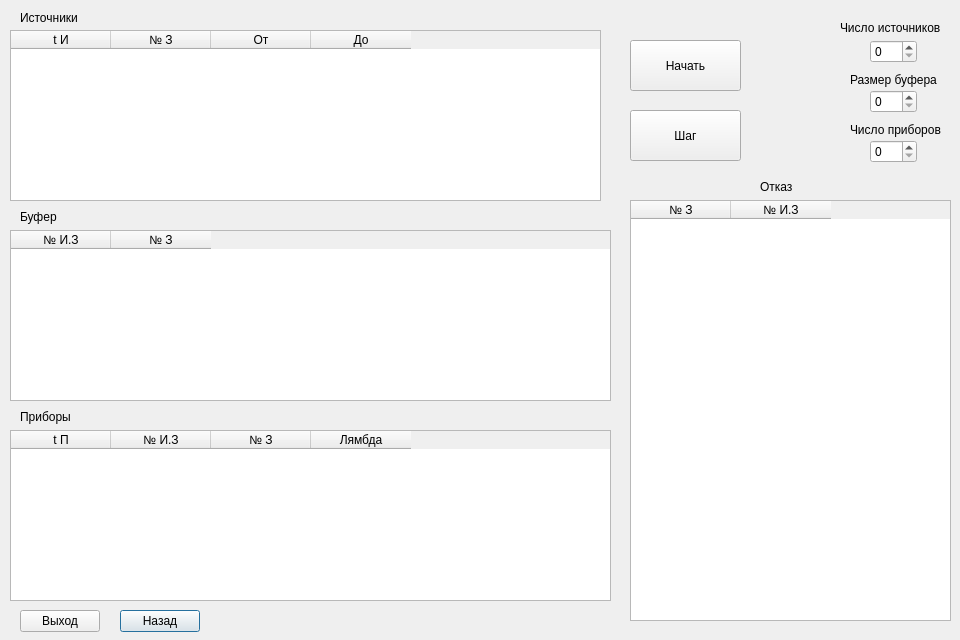
Before: the Qt Designer form modelcurrentstate.ui in rch9/QueueingSystem, drawn with Qt 5.
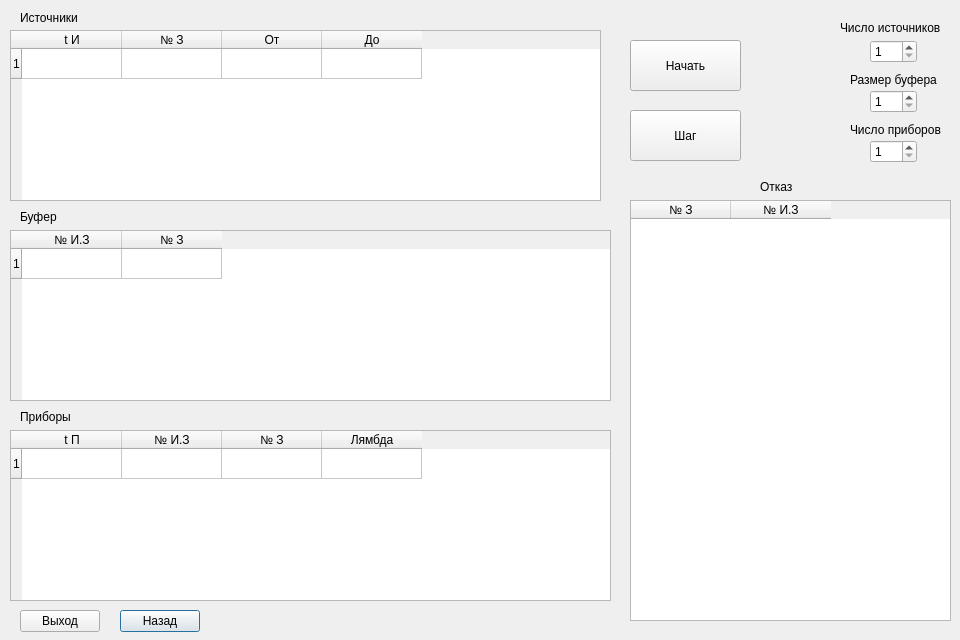
After: the same form once the commit is applied.

What changed in the file:
```diff
--- a/modelcurrentstate.ui
+++ b/modelcurrentstate.ui
@@ -61,6 +61,12 @@
      <height>23</height>
     </rect>
    </property>
+   <property name="minimum">
+    <number>1</number>
+   </property>
+   <property name="maximum">
+    <number>10</number>
+   </property>
   </widget>
   <widget class="QLabel" name="label_2">
    <property name="geometry">
@@ -84,6 +90,12 @@
      <height>23</height>
     </rect>
    </property>
+   <property name="minimum">
+    <number>1</number>
+   </property>
+   <property name="maximum">
+    <number>10</number>
+   </property>
   </widget>
   <widget class="QLabel" name="label_3">
    <property name="geometry">
@@ -107,6 +119,12 @@
      <height>23</height>
     </rect>
    </property>
+   <property name="minimum">
+    <number>1</number>
+   </property>
+   <property name="maximum">
+    <number>10</number>
+   </property>
   </widget>
   <widget class="QPushButton" name="stepButton">
    <property name="geometry">
@@ -133,6 +151,10 @@
    <property name="autoFillBackground">
     <bool>false</bool>
    </property>
+   <property name="rowCount">
+    <number>1</number>
+   </property>
+   <row/>
    <column>
     <property name="text">
      <string>t И</string>
@@ -195,6 +217,10 @@
    <property name="inputMethodHints">
     <set>Qt::ImhNone</set>
    </property>
+   <property name="rowCount">
+    <number>1</number>
+   </property>
+   <row/>
    <column>
     <property name="text">
      <string>№ И.З</string>
@@ -228,6 +254,10 @@
      <height>171</height>
     </rect>
    </property>
+   <property name="rowCount">
+    <number>1</number>
+   </property>
+   <row/>
    <column>
     <property name="text">
      <string>t П</string>
```
